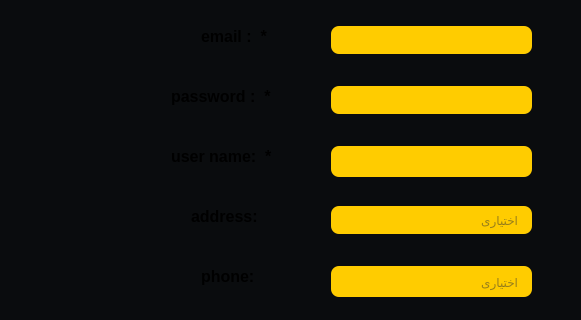
The window that clients/form.ui (Abbas2026/Exchange) describes before a commit, drawn with Qt 5; both pictures show x 419 to 1000 and y 94 to 414 of the 1000 by 600 pixel window.
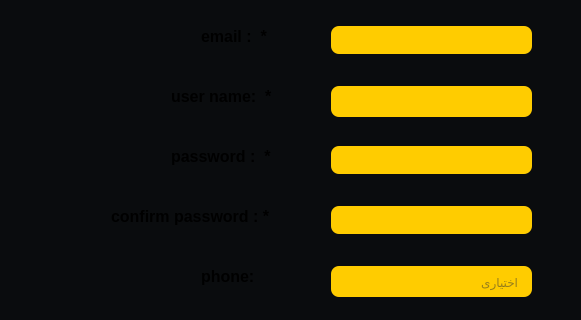
The same window after the commit. Icons and pictures are not drawn.

Patch:
```diff
--- a/clients/form.ui
+++ b/clients/form.ui
@@ -36,7 +36,7 @@
     <property name="geometry">
      <rect>
       <x>750</x>
-      <y>240</y>
+      <y>180</y>
       <width>201</width>
       <height>31</height>
      </rect>
@@ -100,26 +100,27 @@
    <widget class="QLabel" name="label_address">
     <property name="geometry">
      <rect>
-      <x>610</x>
+      <x>530</x>
       <y>300</y>
-      <width>71</width>
+      <width>161</width>
       <height>20</height>
      </rect>
     </property>
     <property name="styleSheet">
      <string notr="true">    font-size: 16px;
     font-weight: bold;
+background-color:#0A0C0E;
 </string>
     </property>
     <property name="text">
-     <string>address:</string>
+     <string>confirm password : *</string>
     </property>
    </widget>
    <widget class="QLabel" name="label_password">
     <property name="geometry">
      <rect>
       <x>590</x>
-      <y>180</y>
+      <y>240</y>
       <width>111</width>
       <height>20</height>
      </rect>
@@ -127,6 +128,7 @@
     <property name="styleSheet">
      <string notr="true">    font-size: 16px;
     font-weight: bold;
+background-color:#0A0C0E;
 </string>
     </property>
     <property name="text">
@@ -304,15 +306,18 @@
     font-size: 12px;
 </string>
     </property>
+    <property name="echoMode">
+     <enum>QLineEdit::EchoMode::Password</enum>
+    </property>
     <property name="placeholderText">
-     <string>اختیاری</string>
+     <string/>
     </property>
    </widget>
    <widget class="QLabel" name="label_name">
     <property name="geometry">
      <rect>
       <x>590</x>
-      <y>240</y>
+      <y>180</y>
       <width>111</width>
       <height>20</height>
      </rect>
@@ -320,6 +325,7 @@
     <property name="styleSheet">
      <string notr="true">    font-size: 16px;
     font-weight: bold;
+background-color:#0A0C0E;
 </string>
     </property>
     <property name="text">
@@ -330,7 +336,7 @@
     <property name="geometry">
      <rect>
       <x>750</x>
-      <y>180</y>
+      <y>240</y>
       <width>201</width>
       <height>28</height>
      </rect>
```
Left out of the diff: 9 changed lines with no effect on the pictures.
